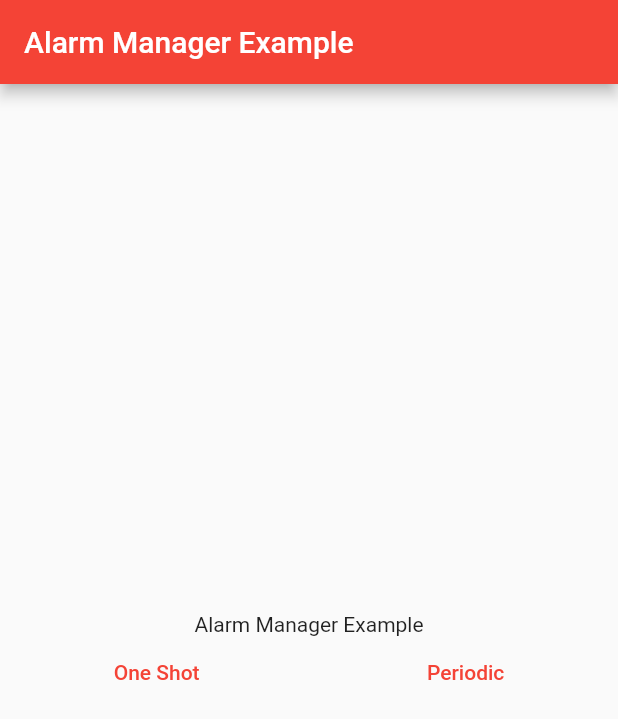
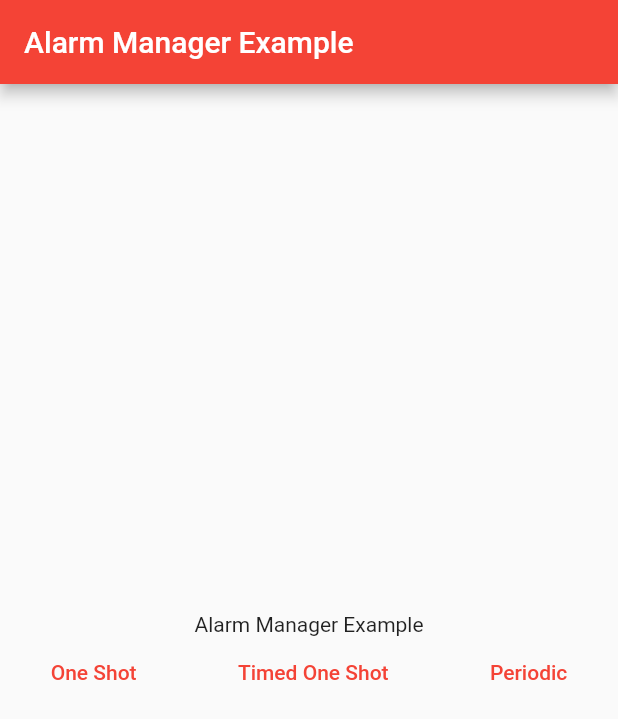
Before and after one commit to TomerPacific/MediumArticles, a Flutter app: the screen it shows after launch, after a tap on "One Shot", on a phone screen of 412 x 824 dp. Shown: the top 719 px of the screen. Run offline on Flutter 3.47's test engine with Material 2 defaults, Android fonts, the light colour scheme and no system bars; our stand-ins replace geolocator, webview_flutter; missing offline and left inert: android_alarm_manager_plus.

Commit message:
MediumArticles AlarmManager UI and logic for oneShotAt

```diff
--- a/alarm_manager_example/lib/main.dart
+++ b/alarm_manager_example/lib/main.dart
@@ -34,23 +34,31 @@ class MyHomePage extends StatefulWidget {
 class _MyHomePageState extends State<MyHomePage> {
 
   final int _oneShotTaskId = 1;
-  final int _periodicTaskId = 2;
+  final int _oneShotAtTaskId = 2;
+  final int _periodicTaskId = 3;
 
   static void _oneShotTaskCallback() {
     print("One Shot Task Running");
+  }
+
+  static void _oneShotAtTaskCallback() {
+    print("One Shot At Task Running");
   }
 
   static void _periodicTaskCallback() {
     print("Periodic Task Running");
   }
 
-  void _scheduleOneShotAlarm() async {
-    await AndroidAlarmManager.oneShot(const Duration(seconds: 10), _oneShotTaskId, _oneShotTaskCallback);
+  void _scheduleOneShotAlarm(bool isTimed) async {
+    if (isTimed) {
+      await AndroidAlarmManager.oneShotAt(DateTime.now(), _oneShotAtTaskId, _oneShotAtTaskCallback);
+    } else {
+      await AndroidAlarmManager.oneShot(const Duration(seconds: 10), _oneShotTaskId, _oneShotTaskCallback);
+    }
   }
 
   void _schedulePeriodicAlarm() async {
     await AndroidAlarmManager.periodic(const Duration(seconds: 10), _periodicTaskId, _periodicTaskCallback);
-
   }
 
   @override
@@ -70,15 +78,26 @@ class _MyHomePageState extends State<MyHomePage> {
             Row(
               mainAxisAlignment: MainAxisAlignment.spaceAround,
               children: [
-                TextButton(onPressed: _scheduleOneShotAlarm,
-                    child: const Text(
+                TextButton(
+                    onPressed: () {
+                      _scheduleOneShotAlarm(false);
+                    },
+                      child: const Text(
                       "One Shot"
                   )
+                ),
+                TextButton(onPressed: () {
+                  _scheduleOneShotAlarm(true);
+                },
+                    child: const Text(
+                        "Timed One Shot"
+                    )
                 ),
                 TextButton(onPressed: _schedulePeriodicAlarm,
                     child: const Text(
                         "Periodic"
-                    ))
+                    )
+                )
               ],
             )
           ],
```
